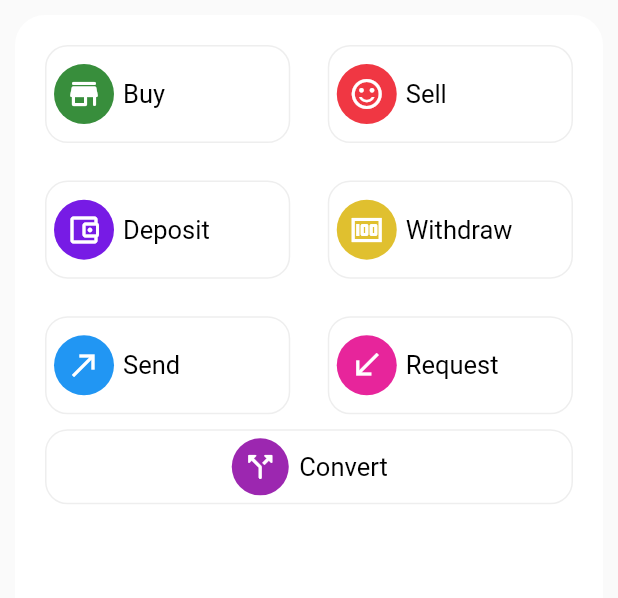
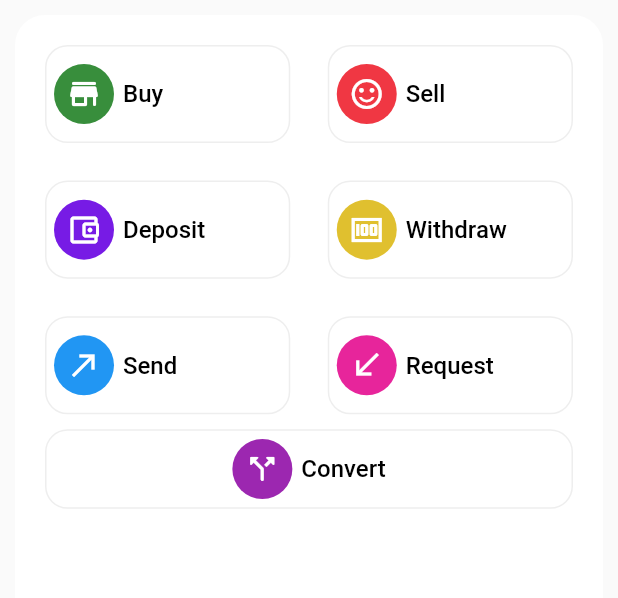
Before and after one commit to Codesait/wallify, a Flutter app: the More widget shown alone on an empty page, opened directly, on a phone screen of 412 x 824 dp. Shown: the top 598 px of the screen. Run offline on Flutter 3.47's test engine with Material 2 defaults, Android fonts, the phone set to English and light mode, and no system bars; our stand-ins replace cached_network_image, country_code_picker, pinput; missing offline and left inert: numeric_keyboard; network calls fail.

Commit message:
modified more features

```diff
--- a/lib/screens/more.dart
+++ b/lib/screens/more.dart
@@ -28,7 +28,7 @@ class More extends StatelessWidget {
                   children: [
                     _grid(),
                     Container(
-                      height: 50,
+                      height: 53,
                       padding: const EdgeInsets.all(5),
                       margin: const EdgeInsets.only(top: 10),
                       decoration: BoxDecoration(
@@ -46,7 +46,7 @@ class More extends StatelessWidget {
                             child: Icon(Icons.call_split_rounded,color: Colors.white,),
                           ),
                           SizedBox(width: 6.0,),
-                          Text("Convert", style: TextStyle(color: Colors.black,fontSize: 17,fontWeight: FontWeight.w400),)
+                          Text("Convert", style: TextStyle(color: Colors.black,fontSize: 16,fontWeight: FontWeight.w500),)
                         ],
                       ),
                     )
@@ -133,7 +133,7 @@ class More extends StatelessWidget {
             child: Icon(icon,color: Colors.white,),
           ),
           SizedBox(width: 6.0,),
-          Text(title, style: TextStyle(color: Colors.black,fontSize: 17,fontWeight: FontWeight.w400),)
+          Text(title, style: TextStyle(color: Colors.black,fontSize: 16,fontWeight: FontWeight.w500),)
         ],
       ),
     );
```
